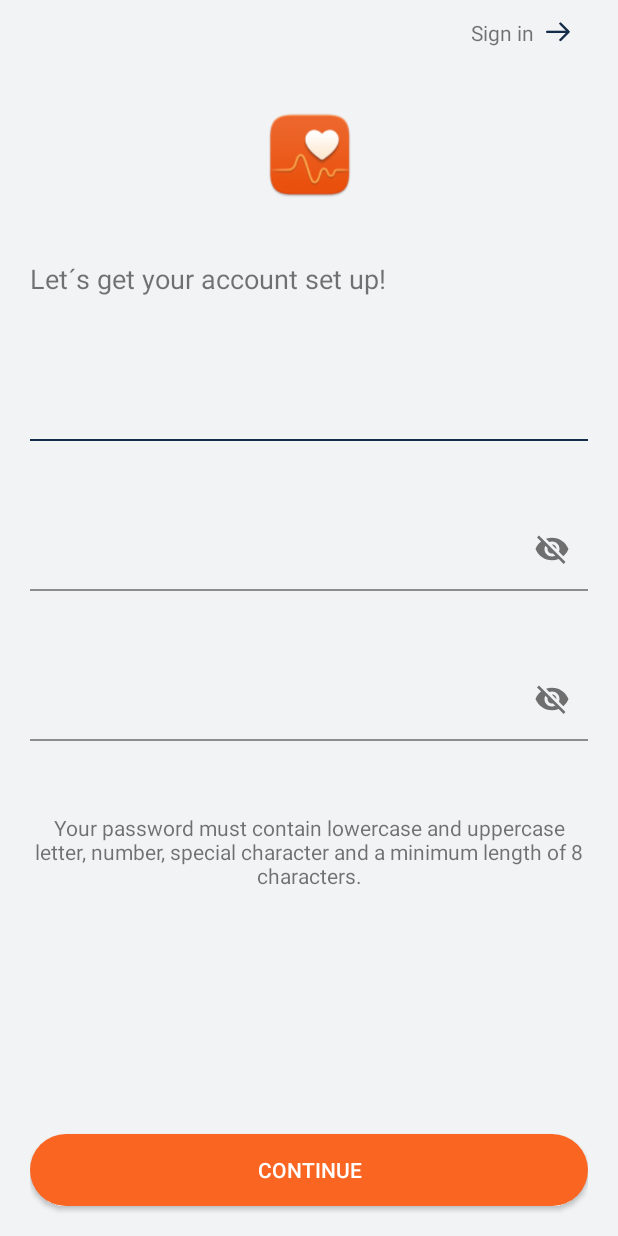
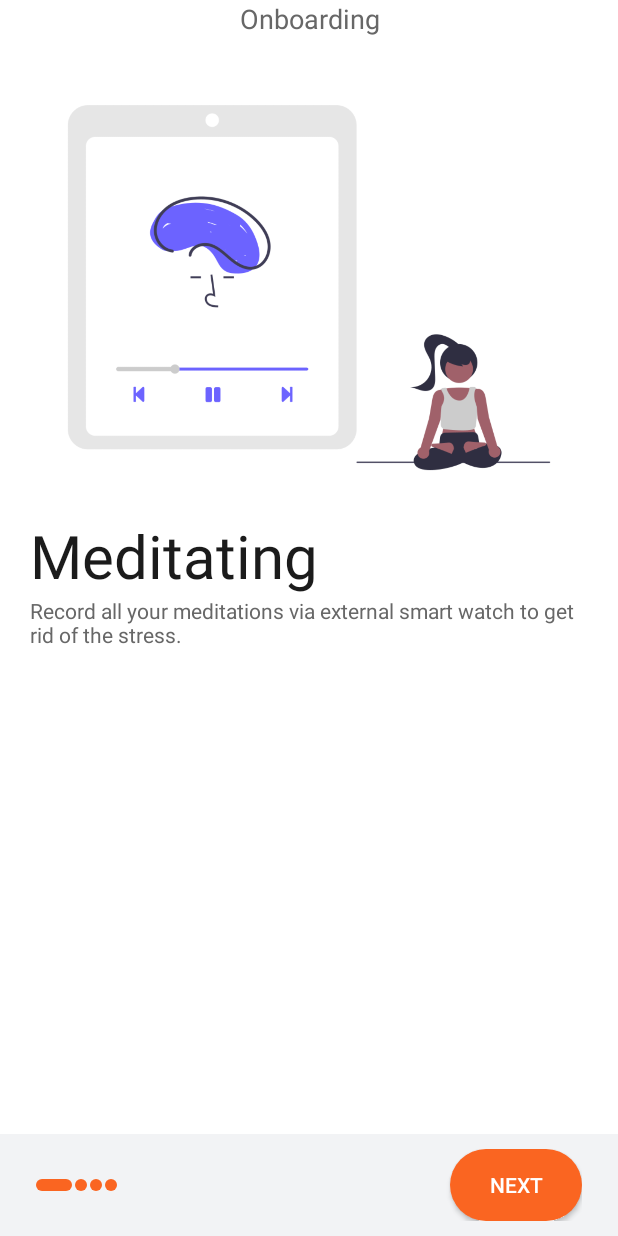
Before and after one commit to suljevicsemir/hechim-android, an Android app: the screen it shows after launch (MainActivity), on a phone screen of 412 x 824 dp. Run offline under Robolectric (Android 15) with nearby library versions, the phone set to English and light mode, and no system bars; our stand-ins replace Dagger/Hilt's generated code.

Commit message:
finish onboarding screens

```diff
--- a/Hechim/app/build.gradle
+++ b/Hechim/app/build.gradle
@@ -91,7 +91,7 @@ android {
 
             def prodApiKey = properties.getProperty("MAPS_PROD_API_KEY")
             buildConfigField 'String', 'API_KEY', "\"$prodApiKey\""
-
+            signingConfig signingConfigs.production
         }
     }
 
--- /dev/null
+++ b/Hechim/app/src/main/java/com/hechim/adapters/OnBoardingAdapter.kt
@@ -0,0 +1,41 @@
+package com.hechim.adapters
+
+import android.view.LayoutInflater
+import android.view.View
+import android.view.ViewGroup
+import androidx.recyclerview.widget.RecyclerView
+import com.hechim.databinding.ItemViewPagerBinding
+import com.hechim.models.local.OnBoardingItem
+
+class OnBoardingAdapter(
+    private val items: List<OnBoardingItem>
+): RecyclerView.Adapter<OnBoardingAdapter.OnBoardingViewHolder>() {
+
+    inner class OnBoardingViewHolder(
+        val binding: ItemViewPagerBinding
+    ) : RecyclerView.ViewHolder(binding.root), View.OnClickListener {
+        override fun onClick(v: View?) {
+
+        }
+
+    }
+
+    override fun onCreateViewHolder(parent: ViewGroup, viewType: Int): OnBoardingViewHolder {
+        val inflater = LayoutInflater.from(parent.context)
+        val binding = ItemViewPagerBinding.inflate(inflater, parent, false)
+        return OnBoardingViewHolder(binding)
+    }
+
+    override fun onBindViewHolder(holder: OnBoardingViewHolder, position: Int) {
+        holder.binding.apply {
+            viewPagerImage.setImageResource(items[position].image)
+            viewPagerTitle.text = items[position].title
+            viewPagerDescription.text = items[position].description
+        }
+    }
+
+    override fun getItemCount(): Int {
+        return items.size
+    }
+
+}
--- /dev/null
+++ b/Hechim/app/src/main/java/com/hechim/models/local/OnBoardingItem.kt
@@ -0,0 +1,7 @@
+package com.hechim.models.local
+
+data class OnBoardingItem(
+    val image: Int,
+    val title: String,
+    val description: String
+)
--- /dev/null
+++ b/Hechim/app/src/main/java/com/hechim/view/OnBoardingFragment.kt
@@ -0,0 +1,141 @@
+package com.hechim.view
+
+import android.os.Bundle
+import androidx.fragment.app.Fragment
+import android.view.LayoutInflater
+import android.view.View
+import android.view.ViewGroup
+import android.widget.LinearLayout
+import androidx.core.view.size
+import androidx.navigation.fragment.findNavController
+import androidx.viewpager2.widget.ViewPager2
+import com.hechim.R
+import com.hechim.adapters.OnBoardingAdapter
+import com.hechim.databinding.FragmentOnBoardingBinding
+import com.hechim.models.local.OnBoardingItem
+import com.hechim.utils.Extensions.animatedNavigate
+
+
+class OnBoardingFragment : Fragment() {
+
+    private lateinit var binding: FragmentOnBoardingBinding
+    private var savedViewInstance: View? = null
+
+    override fun onCreateView(
+        inflater: LayoutInflater, container: ViewGroup?,
+        savedInstanceState: Bundle?
+    ): View {
+        if(savedViewInstance != null) {
+            return savedViewInstance as View
+        }
+
+
+        binding = FragmentOnBoardingBinding.inflate(inflater, container, false)
+        savedViewInstance = binding.root
+
+        val recyclerView = binding.onboardingViewPager
+        val list = listOf(
+            OnBoardingItem(
+                title = getString(R.string.onboarding_meditating_title),
+                description = getString(R.string.onboarding_meditating_desc).repeat(1),
+                image = R.drawable.onboarding_meditating
+            ),
+            OnBoardingItem(
+                title = getString(R.string.onboarding_planning_title),
+                description = getString(R.string.onboarding_planning_desc),
+                image = R.drawable.onboarding_planing
+            ),
+            OnBoardingItem(
+                title = getString(R.string.onboarding_recording_title),
+                description = getString(R.string.onboarding_recording_desc),
+                image = R.drawable.onboarding_recording
+            ),
+            OnBoardingItem(
+                title = getString(R.string.onboarding_connecting_title),
+                description = getString(R.string.onboarding_connecting_desc),
+                image = R.drawable.onboarding_connecting
+            ),
+        )
+        val adapter = OnBoardingAdapter(list)
+        recyclerView.adapter = adapter
+
+        buttonListener()
+        setIndicatorInitialBackground()
+        registerPageListener(adapter)
+        return binding.root
+
+    }
+
+    private fun buttonListener() {
+
+        val button = binding.onBoardingButton
+        val recyclerView = binding.onboardingViewPager
+        button.setOnClickListener {
+
+            if(recyclerView.currentItem == 3) {
+                findNavController().animatedNavigate(OnBoardingFragmentDirections.actionOnBoardingFragmentToRegisterFragment())
+            }
+            else {
+                recyclerView.currentItem = recyclerView.currentItem + 1
+            }
+        }
+    }
+
+    private fun setIndicatorInitialBackground(){
+        binding.onBoardingFirstIndicator.setBackgroundResource(R.drawable.on_boarding_selected_dot)
+        binding.onBoardingSecondIndicator.setBackgroundResource(R.drawable.on_boarding_default_dot)
+        binding.onBoardingThirdIndicator.setBackgroundResource(R.drawable.on_boarding_default_dot)
+        binding.onBoardingFourthIndicator.setBackgroundResource(R.drawable.on_boarding_default_dot)
+    }
+
+
+    private fun updateIndicators(position: Int) {
+        when (position) {
+            0 -> {
+                binding.onBoardingFirstIndicator.setBackgroundResource(R.drawable.on_boarding_selected_dot)
+                binding.onBoardingSecondIndicator.setBackgroundResource(R.drawable.on_boarding_default_dot)
+                binding.onBoardingThirdIndicator.setBackgroundResource(R.drawable.on_boarding_default_dot)
+                binding.onBoardingFourthIndicator.setBackgroundResource(R.drawable.on_boarding_default_dot)
+                binding.onBoardingButton.text = getString(R.string.onboarding_next_button)
+            }
+            1 -> {
+                binding.onBoardingFirstIndicator.setBackgroundResource(R.drawable.on_boarding_default_dot)
+                binding.onBoardingSecondIndicator.setBackgroundResource(R.drawable.on_boarding_selected_dot)
+                binding.onBoardingThirdIndicator.setBackgroundResource(R.drawable.on_boarding_default_dot)
+                binding.onBoardingFourthIndicator.setBackgroundResource(R.drawable.on_boarding_default_dot)
+            }
+            2 -> {
+                binding.onBoardingFirstIndicator.setBackgroundResource(R.drawable.on_boarding_default_dot)
+                binding.onBoardingSecondIndicator.setBackgroundResource(R.drawable.on_boarding_default_dot)
+                binding.onBoardingThirdIndicator.setBackgroundResource(R.drawable.on_boarding_selected_dot)
+                binding.onBoardingFourthIndicator.setBackgroundResource(R.drawable.on_boarding_default_dot)
+            }
+            else -> {
+                binding.onBoardingFirstIndicator.setBackgroundResource(R.drawable.on_boarding_default_dot)
+                binding.onBoardingSecondIndicator.setBackgroundResource(R.drawable.on_boarding_default_dot)
+                binding.onBoardingThirdIndicator.setBackgroundResource(R.drawable.on_boarding_default_dot)
+                binding.onBoardingFourthIndicator.setBackgroundResource(R.drawable.on_boarding_selected_dot)
+                binding.onBoardingButton.text = getString(R.string.onboarding_proceed)
+            }
+        }
+    }
+
+    private fun registerPageListener(adapter: OnBoardingAdapter) {
+
+        binding.onboardingViewPager.registerOnPageChangeCallback( object: ViewPager2.OnPageChangeCallback() {
+            override fun onPageScrolled(
+                position: Int,
+                positionOffset: Float,
+                positionOffsetPixels: Int
+            ) {
+                super.onPageScrolled(position, positionOffset, positionOffsetPixels)
+
+                updateIndicators(position)
+
+            }
+
+        })
+    }
+
+
+}
--- /dev/null
+++ b/Hechim/app/src/main/res/drawable/on_boarding_default_dot.xml
@@ -0,0 +1,6 @@
+<?xml version="1.0" encoding="utf-8"?>
+<shape xmlns:android="http://schemas.android.com/apk/res/android"
+    android:shape="oval">
+    <solid android:color="?colorSecondary"/>
+    <size android:height="8dp" android:width="8dp"/>
+</shape>
--- /dev/null
+++ b/Hechim/app/src/main/res/drawable/on_boarding_selected_dot.xml
@@ -0,0 +1,14 @@
+<?xml version="1.0" encoding="utf-8"?>
+<shape
+    xmlns:android="http://schemas.android.com/apk/res/android"
+    android:shape="rectangle"
+    >
+    <size android:height="8dp" android:width="24dp"/>
+    <solid
+        android:color="?colorSecondary">
+    </solid>
+
+    <corners
+        android:radius="4dp">
+    </corners>
+</shape>
--- /dev/null
+++ b/Hechim/app/src/main/res/layout/fragment_on_boarding.xml
@@ -0,0 +1,99 @@
+<?xml version="1.0" encoding="utf-8"?>
+<androidx.constraintlayout.widget.ConstraintLayout xmlns:android="http://schemas.android.com/apk/res/android"
+    xmlns:app="http://schemas.android.com/apk/res-auto"
+
+    android:layout_width="match_parent"
+    xmlns:tools="http://schemas.android.com/tools"
+    android:background="?colorPrimaryVariant"
+    android:layout_height="match_parent"
+    >
+
+    <TextView
+        android:id="@+id/onboarding_headline"
+        android:layout_width="match_parent"
+        android:layout_height="wrap_content"
+        android:text="@string/onboarding_top_bar"
+        android:textSize="18sp"
+        android:textAlignment="center"
+        android:textColor="?colorOnPrimary"
+        app:layout_constraintTop_toTopOf="parent"
+        app:layout_constraintStart_toStartOf="parent"
+        app:layout_constraintEnd_toEndOf="parent"/>
+
+
+
+    <androidx.viewpager2.widget.ViewPager2
+        android:id="@+id/onboarding_view_pager"
+        android:layout_width="match_parent"
+        android:layout_marginTop="40dp"
+        android:layout_height="match_parent"
+        app:layout_constraintEnd_toEndOf="parent"
+        app:layout_constraintStart_toStartOf="parent"
+        tools:context=".view.OnboardingFragment"
+        app:layout_constraintTop_toBottomOf="@id/onboarding_headline"
+
+        >
+    </androidx.viewpager2.widget.ViewPager2>
+
+
+    <LinearLayout
+        android:id="@+id/onboardingIndicators"
+        android:layout_width="match_parent"
+        android:layout_height="wrap_content"
+        android:orientation="horizontal"
+        android:gravity="center_vertical"
+        android:background="?colorPrimary"
+        android:paddingVertical="10dp"
+        android:paddingHorizontal="24dp"
+        android:layout_alignParentBottom="true"
+        app:layout_constraintBottom_toBottomOf="parent"
+        app:layout_constraintEnd_toEndOf="parent"
+        app:layout_constraintStart_toStartOf="parent">
+        <FrameLayout
+            android:id="@+id/on_boarding_first_indicator"
+            android:layout_width="wrap_content"
+            android:layout_height="wrap_content"
+            android:layout_marginEnd="2dp"
+            android:background="@drawable/on_boarding_selected_dot"
+            />
+        <FrameLayout
+            android:id="@+id/on_boarding_second_indicator"
+            android:layout_width="wrap_content"
+            android:layout_height="wrap_content"
+            android:layout_marginEnd="2dp"
+            android:background="@drawable/on_boarding_default_dot"
+            />
+        <FrameLayout
+            android:id="@+id/on_boarding_third_indicator"
+            android:layout_width="wrap_content"
+            android:layout_height="wrap_content"
+            android:layout_marginEnd="2dp"
+            android:background="@drawable/on_boarding_selected_dot"
+            />
+        <FrameLayout
+            android:id="@+id/on_boarding_fourth_indicator"
+            android:layout_width="wrap_content"
+            android:layout_height="wrap_content"
+            android:layout_marginEnd="2dp"
+            android:background="@drawable/on_boarding_selected_dot"
+            />
+        <Space
+            android:layout_width="0dp"
+            android:layout_height="wrap_content"
+            android:layout_weight="1"
+            />
+
+        <androidx.appcompat.widget.AppCompatButton
+            android:id="@+id/on_boarding_button"
+            android:layout_width="wrap_content"
+            android:layout_height="wrap_content"
+            android:clickable="true"
+            android:focusable="true"
+            android:textColor="?colorPrimaryVariant"
+            android:background="@drawable/button_shape"
+            android:text="@string/onboarding_next_button"
+            />
+
+
+    </LinearLayout>
+</androidx.constraintlayout.widget.ConstraintLayout>
--- /dev/null
+++ b/Hechim/app/src/main/res/layout/item_view_pager.xml
@@ -0,0 +1,45 @@
+<?xml version="1.0" encoding="utf-8"?>
+<androidx.constraintlayout.widget.ConstraintLayout
+    android:layout_width="match_parent"
+    android:layout_height="match_parent"
+    android:layout_centerInParent="true"
+    android:layout_centerVertical="true"
+    xmlns:android="http://schemas.android.com/apk/res/android"
+    xmlns:app="http://schemas.android.com/apk/res-auto"
+    >
+
+    <ImageView
+        android:id="@+id/viewPagerImage"
+        android:layout_width="match_parent"
+        android:layout_height="wrap_content"
+        android:adjustViewBounds="true"
+        android:scaleType="centerCrop"
+        android:contentDescription="@null"
+        app:layout_constraintEnd_toEndOf="parent"
+        app:layout_constraintTop_toTopOf="parent"
+        app:layout_constraintStart_toStartOf="parent"
+        />
+
+    <TextView
+        android:id="@+id/viewPagerTitle"
+        android:layout_width="match_parent"
+        android:layout_height="wrap_content"
+        app:layout_constraintStart_toStartOf="parent"
+        app:layout_constraintEnd_toEndOf="parent"
+        app:layout_constraintTop_toBottomOf="@id/viewPagerImage"
+        android:layout_marginHorizontal="20dp"
+        android:textSize="40sp"
+        android:textColor="?colorOnPrimarySurface"/>
+
+    <TextView
+        android:id="@+id/viewPagerDescription"
+        android:layout_width="match_parent"
+        android:layout_height="wrap_content"
+        app:layout_constraintStart_toStartOf="parent"
+        android:layout_marginHorizontal="20dp"
+        app:layout_constraintEnd_toEndOf="parent"
+        app:layout_constraintTop_toBottomOf="@id/viewPagerTitle"
+        android:textSize="14sp"
+        android:textColor="?colorOnPrimary"/>
+
+</androidx.constraintlayout.widget.ConstraintLayout>
--- a/Hechim/app/src/main/res/navigation/main_navigation.xml
+++ b/Hechim/app/src/main/res/navigation/main_navigation.xml
@@ -3,7 +3,7 @@
     xmlns:app="http://schemas.android.com/apk/res-auto"
     xmlns:tools="http://schemas.android.com/tools"
     android:id="@+id/main_navigation"
-    app:startDestination="@id/registerFragment">
+    app:startDestination="@id/onBoardingFragment">
 
     <fragment
         android:id="@+id/loginFragment"
@@ -25,4 +25,13 @@
             android:id="@+id/action_registerFragment_to_loginFragment"
             app:destination="@id/loginFragment" />
     </fragment>
+    <fragment
+        android:id="@+id/onBoardingFragment"
+        android:name="com.hechim.view.OnBoardingFragment"
+        android:label="fragment_on_boarding"
+        tools:layout="@layout/fragment_on_boarding" >
+        <action
+            android:id="@+id/action_onBoardingFragment_to_registerFragment"
+            app:destination="@id/registerFragment" />
+    </fragment>
 </navigation>
--- a/Hechim/app/src/main/res/values/colors.xml
+++ b/Hechim/app/src/main/res/values/colors.xml
@@ -9,4 +9,6 @@
     <color name="white">#FFFFFFFF</color>
     <color name="white_100">#f2f3f5</color>
     <color name="orange_400">#fa6521</color>
+    <color name="black_400">#1b1b1b</color>
+    <color name="gray_200">#676767</color>
 </resources>
--- a/Hechim/app/src/main/res/values/strings.xml
+++ b/Hechim/app/src/main/res/values/strings.xml
@@ -16,4 +16,15 @@
     <string name="register_passwords_identical">Passwords don\'t match!</string>
     <string name="login_sign_up">Sign up</string>
     <string name="login_headline">Let\'s sign you in to Hechim app</string>
+    <string name="onboarding_top_bar">Onboarding</string>
+    <string name="onboarding_next_button">Next</string>
+    <string name="onboarding_meditating_title">Meditating</string>
+    <string name="onboarding_meditating_desc">Record all your meditations via external smart watch to get rid of the stress.</string>
+    <string name="onboarding_planning_title">Exercise planning</string>
+    <string name="onboarding_planning_desc">Plan your exercise in advance to keep yourself organized and remind yourself at all times.</string>
+    <string name="onboarding_recording_title">Exercise tracking</string>
+    <string name="onboarding_recording_desc">Record all your exercises to have weekly, monthly overview of your progress and more</string>
+    <string name="onboarding_connecting_title">Connect with others</string>
+    <string name="onboarding_connecting_desc">Connect with other Hechim users to share your progress, experiences and meet new people</string>
+    <string name="onboarding_proceed">Let\'s go!</string>
 </resources>
--- a/Hechim/app/src/main/res/values/themes.xml
+++ b/Hechim/app/src/main/res/values/themes.xml
@@ -4,7 +4,9 @@
         <!-- Primary brand color. -->
         <item name="colorPrimary">@color/white_100</item>
         <item name="colorPrimaryVariant">@color/white</item>
-        <item name="colorOnPrimary">@color/white</item>
+        <item name="colorOnPrimary">@color/gray_200</item>
+        <item name="colorOnPrimarySurface">@color/black_400</item>
+
         <!-- Secondary brand color. -->
         <item name="colorSecondary">@color/orange_400</item>
         <item name="colorSecondaryVariant">@color/teal_700</item>
```
Also changed, not shown: Hechim/app/src/main/res/drawable-mdpi/meditating.png (added), Hechim/app/src/main/res/drawable-mdpi/onboarding_connecting.png (added), Hechim/app/src/main/res/drawable-mdpi/onboarding_meditating.png (added), Hechim/app/src/main/res/drawable-mdpi/onboarding_planing.png (added), Hechim/app/src/main/res/drawable-mdpi/onboarding_recording.png (added), 1 other file.
